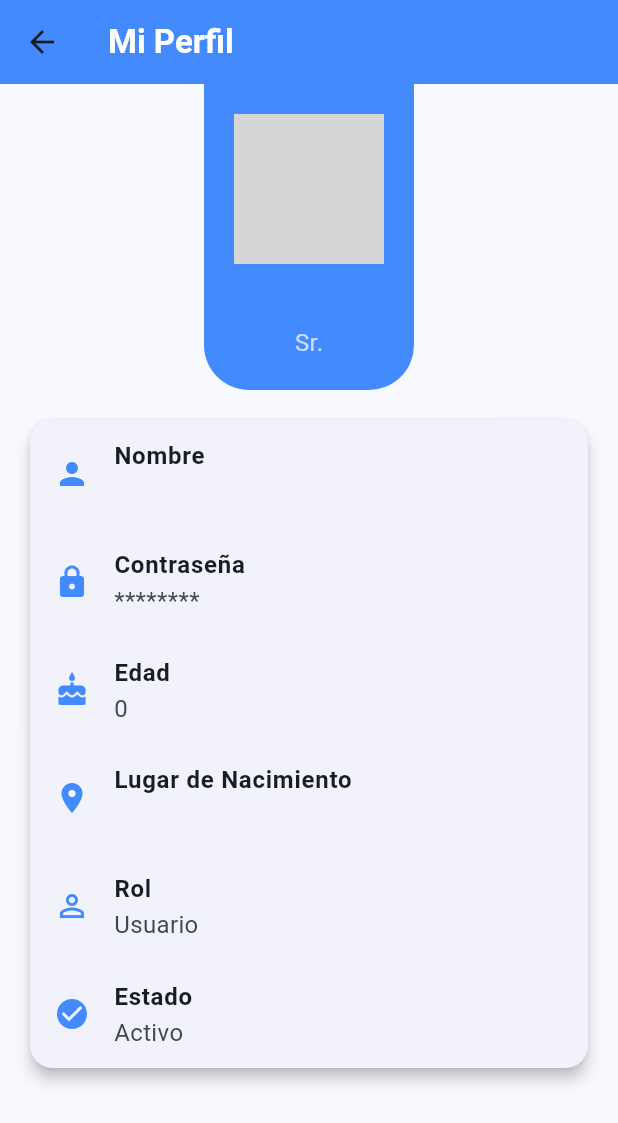
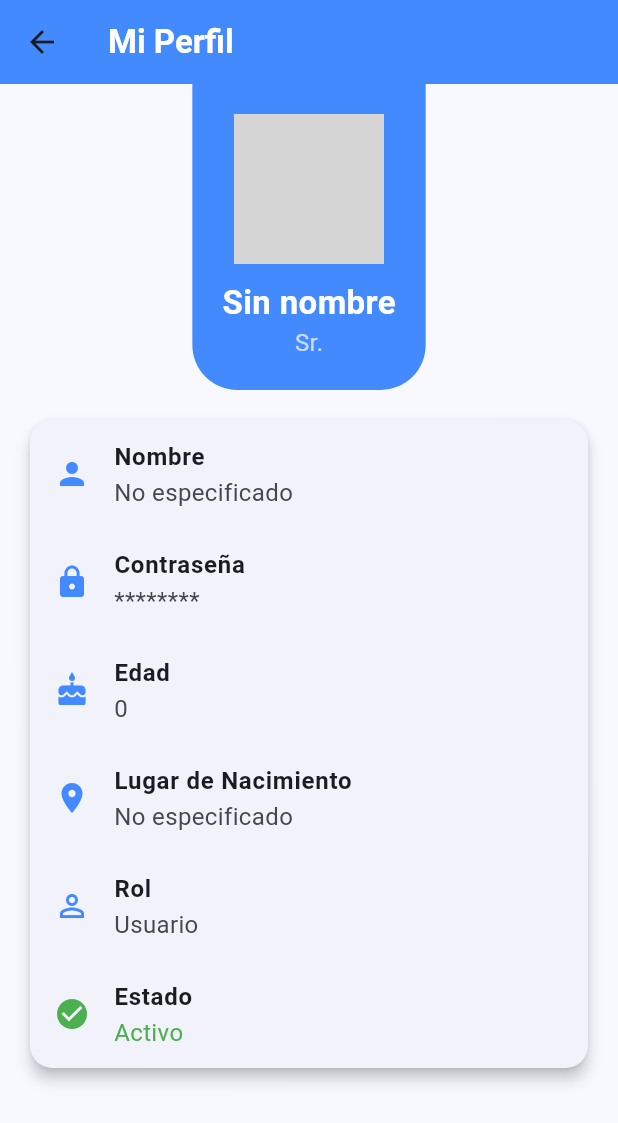
Before and after one commit to Felipe11XZzx/springboot_backend-flutter, a Flutter app: the ProfilePage screen opened directly with empty values, on a phone screen of 412 x 824 dp. Shown: the top 1123 px of the screen. Run offline on Flutter 3.47's test engine with Material 3 defaults, Android fonts, the phone set to English and light mode, and no system bars; our stand-ins replace dio, file_picker, flutter_map, image_picker, latlong2, logger and 1 more; accounts and stored records are empty; network calls fail; grey boxes are pictures that could not be loaded.

Commit message:
Implementada solucion en la pantalla del administrador

```diff
--- a/lib/models/user.dart
+++ b/lib/models/user.dart
@@ -6,9 +6,9 @@ class User {
   final String? imagen;
   final int edad;
   final String? trato;
-  final String lugarNacimiento;
+  final String? lugarNacimiento;
   final bool administrador;
-  final bool bloqueado;
+  final bool? bloqueado;
 
   User({
     this.id,
@@ -18,52 +18,46 @@ class User {
     this.imagen = "",
     required this.edad,
     this.trato = "Sr.",
-    required this.lugarNacimiento,
+    this.lugarNacimiento = "",
     this.administrador = false,
     this.bloqueado = false,
   });
 
-  int? getId() => id;
-  String getNombre() => nombre;
-  String getPass() => contrasena;
-  String? getImage() => imagen;
-  int getEdad() => edad;
-  String getLugarNacimiento() => lugarNacimiento;
-  String? getTrato() => trato;
-  bool getAdministrador() => administrador;
-
   factory User.fromJson(Map<String, dynamic> json) {
     return User(
-      id: json['id'],
-      nombre: json['nombre'],
-      contrasena: json['contrasena'],
-      contrasena2: json['contrasena2'],
-      edad: json['edad'],
-      trato: json['trato'],
-      imagen: json['imagen'],
-      lugarNacimiento: json['lugarNacimiento'],
-      administrador: json['administrador'] ?? false,
-      bloqueado: json['bloqueado'] ?? false,
+      id: json['id'] as int?,
+      nombre: json['nombre']?.toString() ?? '',
+      contrasena: json['contrasena']?.toString() ?? '',
+      contrasena2: json['contrasena2']?.toString(),
+      edad: json['edad'] as int? ?? 0,
+      trato: json['trato']?.toString(),
+      imagen: json['imagen']?.toString(),
+      lugarNacimiento: json['lugarNacimiento']?.toString(),
+      administrador: json['administrador'] as bool? ?? false,
+      bloqueado: json['bloqueado'] as bool? ?? false,
     );
   }
 
   Map<String, dynamic> toJson() {
-    return {
-      if (id != null) "id": id,
+    final Map<String, dynamic> data = {
       "nombre": nombre,
       "contrasena": contrasena,
-      if (contrasena2 != null) "contrasena2": contrasena2,
-      if (imagen != null) "imagen": imagen,
       "edad": edad,
-      if (trato != null) "trato": trato,
-      "lugarNacimiento": lugarNacimiento,
       "administrador": administrador,
-      "bloqueado": bloqueado,
     };
+
+    if (id != null) data["id"] = id;
+    if (contrasena2 != null) data["contrasena2"] = contrasena2;
+    if (imagen != null && imagen!.isNotEmpty) data["imagen"] = imagen;
+    if (trato != null) data["trato"] = trato;
+    if (lugarNacimiento != null && lugarNacimiento!.isNotEmpty) data["lugarNacimiento"] = lugarNacimiento;
+    if (bloqueado != null) data["bloqueado"] = bloqueado;
+
+    return data;
   }
 
   @override
   String toString() {
-    return 'User(id: $id, nombre: $nombre, edad: $edad, trato: $trato)';
+    return 'User(id: $id, nombre: $nombre, edad: $edad)';
   }
 }
--- a/lib/screens/pantallaperfil.dart
+++ b/lib/screens/pantallaperfil.dart
@@ -2,30 +2,38 @@ import 'dart:io';
 import 'package:flutter/material.dart';
 import 'package:flutter/foundation.dart';
 import 'package:inicio_sesion/models/user.dart';
-//import 'package:inicio_sesion/commons/images.dart';
+import 'package:logger/logger.dart';
 
 class ProfilePage extends StatelessWidget {
   final User usuarioActual;
+  final logger = Logger();
 
-  const ProfilePage({super.key, required this.usuarioActual});
+  ProfilePage({super.key, required this.usuarioActual});
 
   ImageProvider _getImageProvider() {
+    try {
+      // Verificación más robusta de la imagen
       if (usuarioActual.imagen == null || usuarioActual.imagen!.isEmpty) {
         return const AssetImage('assets/images/profile_default.jpg');
       }
 
       if (kIsWeb) {
+        // Validación más estricta para imágenes web
         if (usuarioActual.imagen!.startsWith('http') ||
             usuarioActual.imagen!.startsWith('blob:')) {
           return NetworkImage(usuarioActual.imagen!);
         }
         return const AssetImage('assets/images/profile_default.jpg');
       } else {
-      try {
-        return FileImage(File(usuarioActual.imagen!));
+        // Verificar existencia del archivo antes de cargarlo
+        final imageFile = File(usuarioActual.imagen!);
+        return imageFile.existsSync()
+            ? FileImage(imageFile)
+            : const AssetImage('assets/images/profile_default.jpg');
+      }
     } catch (e) {
+      logger.e('Error cargando imagen de perfil: $e');
       return const AssetImage('assets/images/profile_default.jpg');
-      }
     }
   }
 
@@ -57,14 +65,18 @@ class ProfilePage extends StatelessWidget {
                   ),
                   const SizedBox(height: 10),
                   Text(
-                    usuarioActual.nombre,
+                    usuarioActual.nombre.isNotEmpty
+                        ? usuarioActual.nombre
+                        : 'Sin nombre',
                     style: const TextStyle(
                         fontSize: 22,
                         fontWeight: FontWeight.bold,
                         color: Colors.white),
                   ),
                   Text(
-                    usuarioActual.trato ?? 'Sr.',
+                    usuarioActual.trato?.trim().isNotEmpty == true
+                        ? usuarioActual.trato!
+                        : 'Sr.',
                     style: const TextStyle(fontSize: 16, color: Colors.white70),
                   ),
                 ],
@@ -81,30 +93,44 @@ class ProfilePage extends StatelessWidget {
                     child: Column(
                       children: [
                         _buildProfileTile(
-                            Icons.person, "Nombre", usuarioActual.nombre),
+                            Icons.person,
+                            "Nombre",
+                            usuarioActual.nombre.isNotEmpty
+                                ? usuarioActual.nombre
+                                : 'No especificado'),
                         _buildProfileTile(Icons.lock, "Contraseña", "********"),
                         _buildProfileTile(
-                            Icons.cake, "Edad", usuarioActual.edad.toString()),
+                            Icons.cake,
+                            "Edad",
+                            usuarioActual.edad != null
+                                ? usuarioActual.edad.toString()
+                                : 'No especificada'),
                         _buildProfileTile(
                             Icons.location_on,
                             "Lugar de Nacimiento",
-                            usuarioActual.lugarNacimiento),
+                            usuarioActual.lugarNacimiento?.trim().isNotEmpty ==
+                                    true
+                                ? usuarioActual.lugarNacimiento!
+                                : "No especificado"),
                         _buildProfileTile(
-                          usuarioActual.administrador
+                            usuarioActual.administrador ?? false
                                 ? Icons.security
                                 : Icons.person_outline,
                             "Rol",
-                          usuarioActual.administrador
+                            usuarioActual.administrador ?? false
                                 ? "Administrador"
-                              : "Usuario",
-                        ),
+                                : "Usuario"),
                         _buildProfileTile(
-                          usuarioActual.bloqueado
+                            usuarioActual.bloqueado ?? false
                                 ? Icons.block
                                 : Icons.check_circle,
                             "Estado",
-                          usuarioActual.bloqueado ? "Bloqueado" : "Activo",
-                        ),
+                            usuarioActual.bloqueado ?? false
+                                ? "Bloqueado"
+                                : "Activo",
+                            color: usuarioActual.bloqueado ?? false
+                                ? Colors.red
+                                : Colors.green),
                       ],
                     ),
                   ),
@@ -117,11 +143,12 @@ class ProfilePage extends StatelessWidget {
     );
   }
 
-  Widget _buildProfileTile(IconData icon, String title, String value) {
+  Widget _buildProfileTile(IconData icon, String title, String value,
+      {Color? color}) {
     return ListTile(
-      leading: Icon(icon, color: Colors.blueAccent),
+      leading: Icon(icon, color: color ?? Colors.blueAccent),
       title: Text(title, style: const TextStyle(fontWeight: FontWeight.bold)),
-      subtitle: Text(value, style: const TextStyle(fontSize: 16)),
+      subtitle: Text(value, style: TextStyle(fontSize: 16, color: color)),
     );
   }
 }
```
Also changed, not shown: lib/screens/pantallaeditarusuario.dart (+55 -38 lines), lib/screens/pantallagestionusuarios.dart (+125 -65 lines), lib/screens/pantallaprincipal.dart (+21 -2 lines), lib/services/ApiService.dart (+12 -4 lines). Lines whose indentation alone changed are shown as unchanged.
